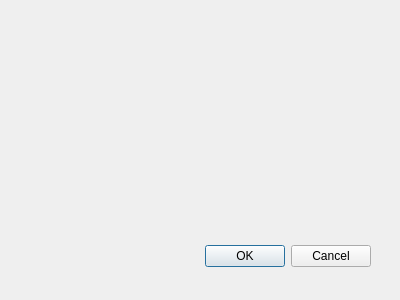
The window that glossary-client/logindialog.ui (Glebka/domain-glossary) describes before a commit, drawn with Qt 5.
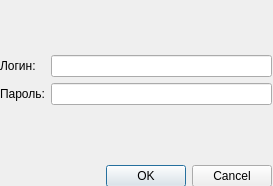
The same window after the commit.

The edit to the form file:
```diff
--- a/glossary-client/logindialog.ui
+++ b/glossary-client/logindialog.ui
@@ -8,28 +8,118 @@
    <rect>
     <x>0</x>
     <y>0</y>
-    <width>400</width>
-    <height>300</height>
+    <width>273</width>
+    <height>186</height>
    </rect>
   </property>
   <property name="windowTitle">
    <string>Dialog</string>
   </property>
-  <widget class="QDialogButtonBox" name="buttonBox">
+  <widget class="QWidget" name="">
    <property name="geometry">
     <rect>
-     <x>30</x>
-     <y>240</y>
-     <width>341</width>
-     <height>32</height>
+     <x>0</x>
+     <y>0</y>
+     <width>272</width>
+     <height>187</height>
     </rect>
    </property>
-   <property name="orientation">
-    <enum>Qt::Horizontal</enum>
-   </property>
-   <property name="standardButtons">
-    <set>QDialogButtonBox::Cancel|QDialogButtonBox::Ok</set>
-   </property>
+   <layout class="QVBoxLayout" name="verticalLayout">
+    <item>
+     <spacer name="verticalSpacer_2">
+      <property name="orientation">
+       <enum>Qt::Vertical</enum>
+      </property>
+      <property name="sizeHint" stdset="0">
+       <size>
+        <width>20</width>
+        <height>40</height>
+       </size>
+      </property>
+     </spacer>
+    </item>
+    <item>
+     <layout class="QFormLayout" name="formLayout">
+      <item row="0" column="0">
+       <widget class="QLabel" name="label">
+        <property name="text">
+         <string>Логин:</string>
+        </property>
+       </widget>
+      </item>
+      <item row="0" column="1">
+       <widget class="QLineEdit" name="txtLogin"/>
+      </item>
+      <item row="1" column="0">
+       <widget class="QLabel" name="label_2">
+        <property name="text">
+         <string>Пароль:</string>
+        </property>
+       </widget>
+      </item>
+      <item row="1" column="1">
+       <widget class="QLineEdit" name="txtPassword">
+        <property name="echoMode">
+         <enum>QLineEdit::Password</enum>
+        </property>
+       </widget>
+      </item>
+     </layout>
+    </item>
+    <item>
+     <spacer name="verticalSpacer">
+      <property name="orientation">
+       <enum>Qt::Vertical</enum>
+      </property>
+      <property name="sizeHint" stdset="0">
+       <size>
+        <width>20</width>
+        <height>40</height>
+       </size>
+      </property>
+     </spacer>
+    </item>
+    <item>
+     <layout class="QHBoxLayout" name="horizontalLayout">
+      <item>
+       <spacer name="horizontalSpacer">
+        <property name="orientation">
+         <enum>Qt::Horizontal</enum>
+        </property>
+        <property name="sizeHint" stdset="0">
+         <size>
+          <width>40</width>
+          <height>20</height>
+         </size>
+        </property>
+       </spacer>
+      </item>
+      <item>
+       <spacer name="horizontalSpacer_2">
+        <property name="orientation">
+         <enum>Qt::Horizontal</enum>
+        </property>
+        <property name="sizeHint" stdset="0">
+         <size>
+          <width>40</width>
+          <height>20</height>
+         </size>
+        </property>
+       </spacer>
+      </item>
+      <item>
+       <widget class="QDialogButtonBox" name="buttonBox">
+        <property name="orientation">
+         <enum>Qt::Horizontal</enum>
+        </property>
+        <property name="standardButtons">
+         <set>QDialogButtonBox::Cancel|QDialogButtonBox::Ok</set>
+        </property>
+       </widget>
+      </item>
+     </layout>
+    </item>
+   </layout>
   </widget>
  </widget>
  <pixmapfunction/>
```
Left out of the diff: 5 changed lines with no effect on the pictures.
